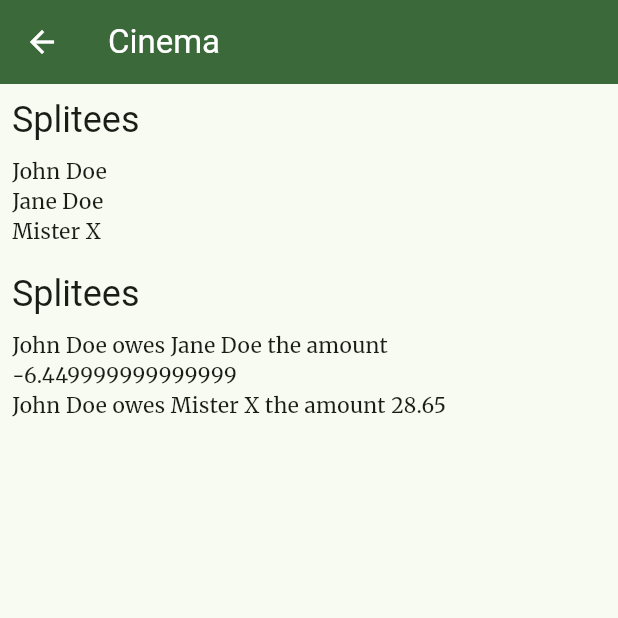
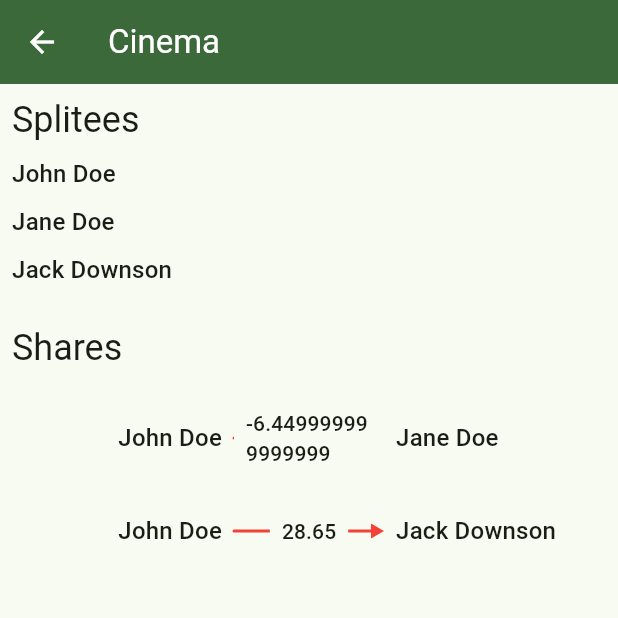
Before and after one commit to morphet81/splity-z, a Flutter app: the SplitsPage screen opened by its route, after a tap on the "edit" icon, after a tap on "Cinema", on a phone screen of 412 x 824 dp, the top half of it. Run offline on Flutter 3.47's test engine with Material 3 defaults, Android fonts, the phone set to English and light mode, and no system bars; our stand-ins replace equatable, flutter_bloc, go_router, google_fonts; generated files the repository leaves out were written again.

Commit message:
Display the final shares for a split

```diff
--- a/lib/app.dart
+++ b/lib/app.dart
@@ -50,7 +50,7 @@ class App extends StatelessWidget {
         ),
       ),
       routerConfig: GoRouter(
-        initialLocation: '/split/1',
+        initialLocation: '/split/3',
         // initialLocation: '/split',
         routes: [
           GoRoute(
@@ -65,8 +65,7 @@ class App extends StatelessWidget {
             path: '/split/:splitId',
             builder: (context, state) {
               String? paramSplitId = state.pathParameters['splitId'];
-              int? splitId =
-                  paramSplitId != null ? int.parse(paramSplitId) : null;
+              int? splitId = paramSplitId != null ? int.parse(paramSplitId) : null;
 
               if (splitId == null) {
                 return const ErrorPage();
--- a/lib/l10n/app_en.arb
+++ b/lib/l10n/app_en.arb
@@ -1,5 +1,7 @@
 {
   "appName": "SplityZ",
   "edit": "Edit",
-  "helloWorld": "Hello World!"
+  "helloWorld": "Hello World!",
+  "sharesListTitle": "Shares",
+  "spliteeListTitle": "Splitees"
 }
--- a/lib/l10n/app_fr.arb
+++ b/lib/l10n/app_fr.arb
@@ -1,5 +1,7 @@
 {
   "appName": "SplityZ",
   "edit": "Modifier",
-  "helloWorld": "Bonjour Monde!"
+  "helloWorld": "Bonjour Monde!",
+  "sharesListTitle": "Parts",
+  "spliteeListTitle": "Participants"
 }
--- a/lib/shared/bloc/split_state.dart
+++ b/lib/shared/bloc/split_state.dart
@@ -27,7 +27,8 @@ final class SplitState extends Equatable {
   static SplitState get initialState {
     const splitee1 = Splitee(name: 'John Doe');
     const splitee2 = Splitee(name: 'Jane Doe');
-    const splitee3 = Splitee(name: 'Mister X');
+    const splitee3 = Splitee(name: 'Jack Downson');
+    const splitee4 = Splitee(name: 'Andre Pourlov Droupinov Kasparov');
 
     return SplitState(splits: <Split>[
       SplitImpl(
@@ -75,6 +76,38 @@ final class SplitState extends Equatable {
             paidFor: [splitee1, splitee2],
           ),
         ],
+      ),
+      SplitImpl(
+        id: 3,
+        name: 'Diner at the end of the world',
+        splitees: <Splitee>[
+          splitee1,
+          splitee2,
+          splitee3,
+          splitee4,
+        ],
+        expenses: <Expense>[
+          Expense(
+            amount: 56,
+            paidBy: splitee1,
+            paidFor: [splitee1, splitee2, splitee3, splitee4],
+          ), // 14 per pax
+          Expense(
+            amount: 37,
+            paidBy: splitee1,
+            paidFor: [splitee2, splitee3],
+          ), // 18.5 per pax
+          Expense(
+            amount: 15,
+            paidBy: splitee4,
+            paidFor: [splitee1, splitee2, splitee3],
+          ), // 5 per pax
+          Expense(
+            amount: 18,
+            paidBy: splitee4,
+            paidFor: [splitee4, splitee2],
+          ), // 9 per pax
+        ],
       )
     ]);
   }
--- a/lib/split_details/widgets/shares_list.dart
+++ b/lib/split_details/widgets/shares_list.dart
@@ -1,5 +1,7 @@
 import 'package:flutter/material.dart' hide Split;
 import 'package:splity_z/shared/models/models.dart';
+import 'package:flutter_gen/gen_l10n/app_localizations.dart';
+import 'package:splity_z/split_details/widgets/shares_list_item.dart';
 
 class SharesList extends StatelessWidget {
   const SharesList({required this.split, super.key});
@@ -18,17 +20,14 @@ class SharesList extends StatelessWidget {
           Padding(
             padding: const EdgeInsets.only(bottom: 8.0),
             child: Text(
-              'Splitees',
+              AppLocalizations.of(context)!.sharesListTitle,
               style: Theme.of(context).textTheme.headlineSmall,
             ),
           ),
           ListView.builder(
             shrinkWrap: true,
             itemBuilder: (context, index) {
-              return Text(
-                splitShares[index].toString(),
-                style: Theme.of(context).textTheme.bodyMedium,
-              );
+              return SharesListItem(share: splitShares[index]);
             },
             itemCount: splitShares.length,
           ),
--- /dev/null
+++ b/lib/split_details/widgets/shares_list_item.dart
@@ -0,0 +1,113 @@
+import 'dart:math';
+
+import 'package:flutter/material.dart';
+import 'package:splity_z/shared/models/models.dart';
+
+class SharesListItem extends StatelessWidget {
+  const SharesListItem({required Share this.share, super.key});
+
+  final Share share;
+
+  @override
+  Widget build(BuildContext context) {
+    return Row(
+      children: [
+        Expanded(
+          child: Text(
+            share.from.name,
+            overflow: TextOverflow.ellipsis,
+            style: Theme.of(context).textTheme.titleMedium,
+            textAlign: TextAlign.right,
+          ),
+        ),
+        Padding(
+          padding: const EdgeInsets.all(8.0),
+          child: Container(
+            width: 100,
+            child: ShareArrow(
+              share: share,
+            ),
+          ),
+        ),
+        Expanded(
+          child: Text(
+            share.to.name,
+            overflow: TextOverflow.ellipsis,
+            style: Theme.of(context).textTheme.titleMedium,
+          ),
+        ),
+      ],
+    );
+  }
+}
+
+class ShareArrow extends StatelessWidget {
+  const ShareArrow({required Share this.share, super.key});
+
+  final Share share;
+
+  @override
+  Widget build(BuildContext context) {
+    return Stack(
+      children: [
+        Positioned.fill(
+          child: CustomPaint(
+            painter: ArrowPainter(),
+            child: Container(),
+          ),
+        ),
+        Center(
+          child: Container(
+            color: Theme.of(context).scaffoldBackgroundColor,
+            child: Padding(
+              padding: const EdgeInsets.all(8.0),
+              child: Text(
+                '${share.amount}',
+                style: Theme.of(context).textTheme.titleSmall,
+              ),
+            ),
+          ),
+        )
+      ],
+    );
+  }
+}
+
+class ArrowPainter extends CustomPainter {
+  ArrowPainter();
+
+  @override
+  void paint(Canvas canvas, Size size) {
+    Offset a = Offset(0.0, size.height / 2.0);
+    Offset b = Offset(size.width, size.height / 2.0);
+
+    final paint = Paint()
+      ..color = Colors.red
+      ..strokeWidth = 2
+      ..strokeCap = StrokeCap.round;
+    const arrowSize = 10;
+    const arrowAngle = pi / 6;
+
+    final dX = b.dx - a.dx;
+    final dY = b.dy - a.dy;
+    final angle = atan2(dY, dX);
+
+    // Recalculate b such that it's the end of the line minus the arrow.
+    final Offset subtractedB = Offset(
+      b.dx - (arrowSize - 2) * cos(angle),
+      b.dy - (arrowSize - 2) * sin(angle),
+    );
+
+    canvas.drawLine(a, subtractedB, paint);
+    final path = Path();
+
+    path.moveTo(b.dx - arrowSize * cos(angle - arrowAngle), b.dy - arrowSize * sin(angle - arrowAngle));
+    path.lineTo(b.dx, b.dy);
+    path.lineTo(b.dx - arrowSize * cos(angle + arrowAngle), b.dy - arrowSize * sin(angle + arrowAngle));
+    path.close();
+    canvas.drawPath(path, paint);
+  }
+
+  @override
+  bool shouldRepaint(CustomPainter oldDelegate) => true;
+}
--- /dev/null
+++ b/lib/split_details/widgets/splitee_list_item.dart
@@ -0,0 +1,19 @@
+import 'package:flutter/material.dart';
+import 'package:splity_z/shared/models/models.dart';
+
+class SpliteeListItem extends StatelessWidget {
+  const SpliteeListItem({required this.splitee, super.key});
+
+  final Splitee splitee;
+
+  @override
+  Widget build(BuildContext context) {
+    return Padding(
+      padding: const EdgeInsets.only(bottom: 8.0),
+      child: Text(
+        splitee.name,
+        style: Theme.of(context).textTheme.titleMedium,
+      ),
+    );
+  }
+}
--- a/lib/split_details/widgets/splitees_list.dart
+++ b/lib/split_details/widgets/splitees_list.dart
@@ -1,5 +1,7 @@
 import 'package:flutter/material.dart';
 import 'package:splity_z/shared/models/models.dart';
+import 'package:flutter_gen/gen_l10n/app_localizations.dart';
+import 'package:splity_z/split_details/widgets/splitee_list_item.dart';
 
 class SpliteesList extends StatelessWidget {
   const SpliteesList({required this.splitees, super.key});
@@ -16,17 +18,14 @@ class SpliteesList extends StatelessWidget {
           Padding(
             padding: const EdgeInsets.only(bottom: 8.0),
             child: Text(
-              'Splitees',
+              AppLocalizations.of(context)!.spliteeListTitle,
               style: Theme.of(context).textTheme.headlineSmall,
             ),
           ),
           ListView.builder(
             shrinkWrap: true,
             itemBuilder: (context, index) {
-              return Text(
-                splitees[index].name,
-                style: Theme.of(context).textTheme.bodyMedium,
-              );
+              return SpliteeListItem(splitee: splitees[index]);
             },
             itemCount: splitees.length,
           ),
```
